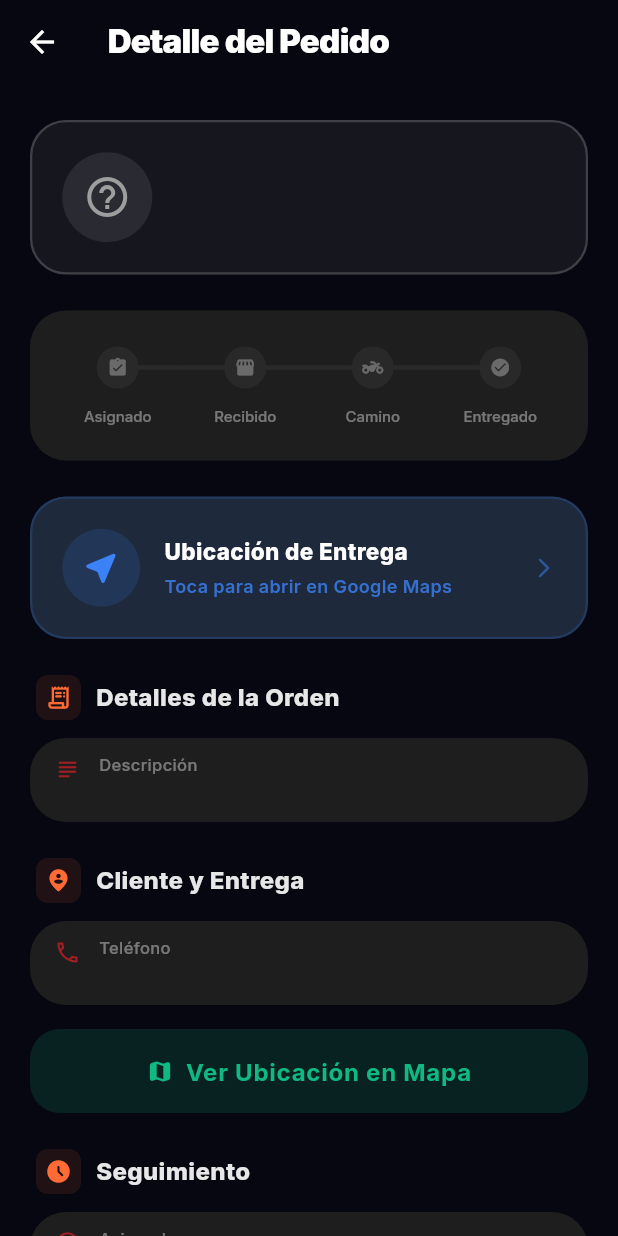
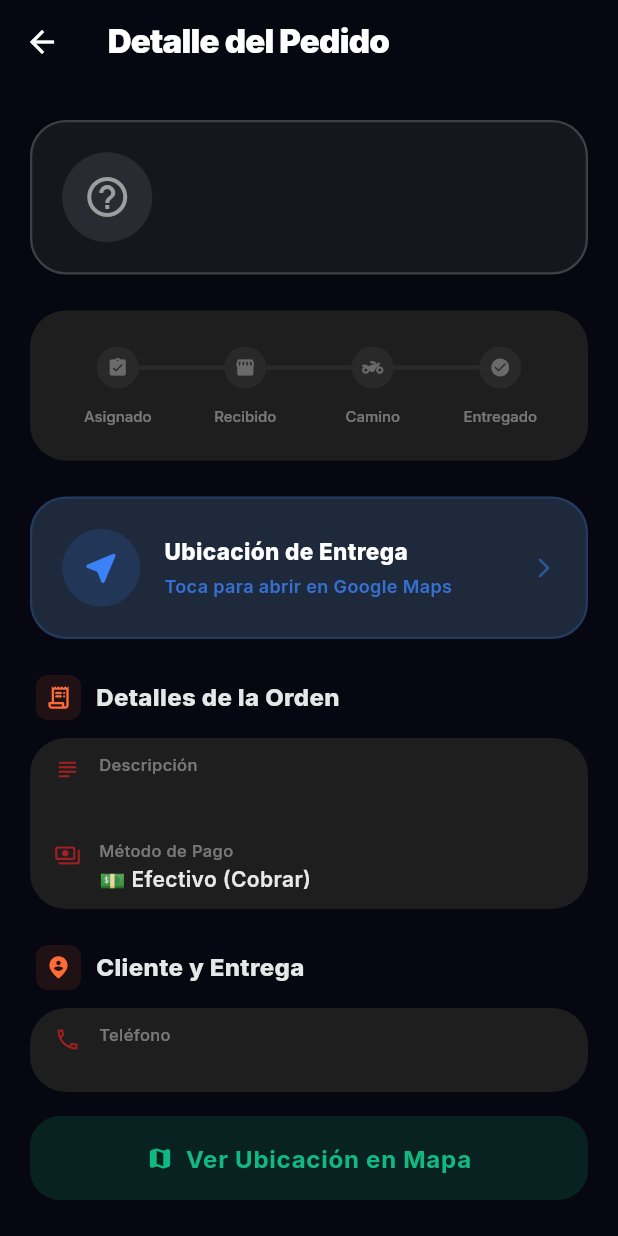
Before and after one commit to Commitplusx/loyalty-estrella, a Flutter app: the PedidoDetailScreen screen opened directly with empty values, on a phone screen of 412 x 824 dp. Run offline on Flutter 3.47's test engine with Material 3 defaults, Android fonts, the phone set to English and light mode, and no system bars; our stand-ins replace animate_do, audioplayers, connectivity_plus, file_picker, firebase_core, firebase_messaging and 18 more; missing offline and left inert: local_auth_android, local_auth_darwin, mobile_scanner; accounts and stored records are empty; project files that could hold a hidden picture were left out.

Commit message:
feat: mostrar metodo de pago en detalle del pedido web

```diff
--- a/admin_app/lib/screens/pedido_detail_screen.dart
+++ b/admin_app/lib/screens/pedido_detail_screen.dart
@@ -385,6 +385,12 @@
                   title: 'Descripción',
                   value: pedido.descripcion ?? 'Sin descripción',
                   isFirst: pedido.restaurante == null || pedido.restaurante!.isEmpty,
+                  isLast: false
+                ),
+                _InfoRow(
+                  icon: Icons.payments_outlined,
+                  title: 'Método de Pago',
+                  value: pedido.metodoPago == 'en_linea' ? '💳 Ya Pagado (En línea)' : '💵 Efectivo (Cobrar)',
                   isLast: true
                 ),
               ],
```
